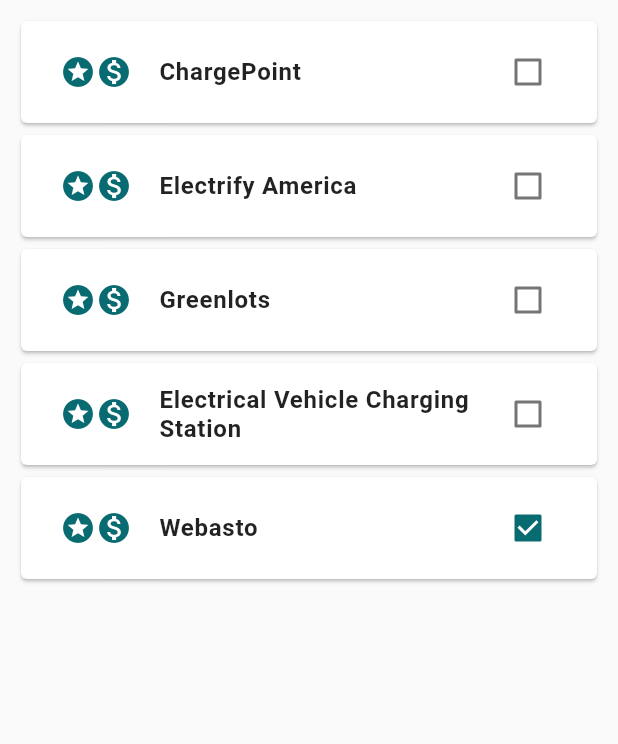
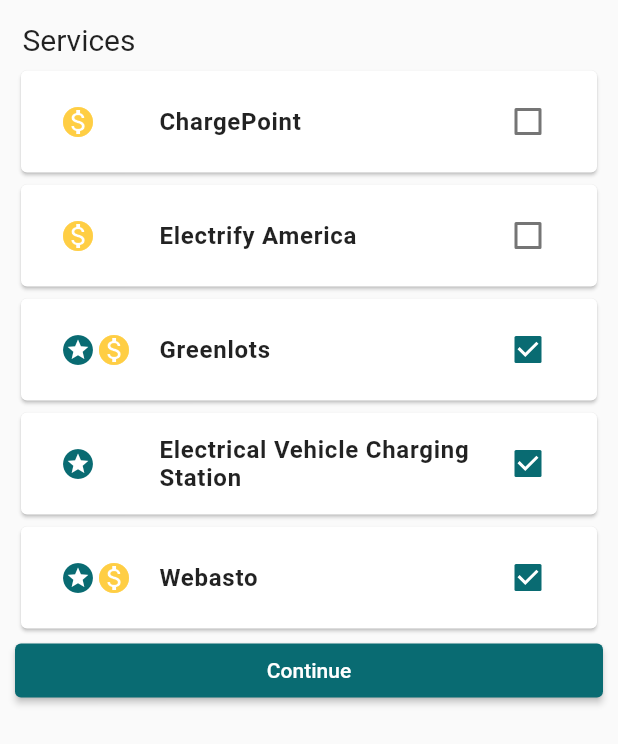
Before and after one commit to JonesParEnvorso/envorsocarcharger, a Flutter app: the ServicesList screen opened directly, on a phone screen of 412 x 824 dp. Shown: the top 744 px of the screen. Run offline on Flutter 3.47's test engine with Material 2 defaults, Android fonts, the phone set to English and light mode, and no system bars; our stand-ins replace avatar_glow, cloud_firestore, firebase_core, flutter_credit_card, google_maps_flutter, speech_to_text; missing offline and left inert: highlight_text; accounts and stored records are empty.

Commit message:
More changes to services

```diff
--- a/envorso_charging_app/lib/servicesList.dart
+++ b/envorso_charging_app/lib/servicesList.dart
@@ -32,12 +32,25 @@ class _ServicesList extends State<ServicesList> {
   List<CheckBoxListTileModel> checkBoxListTileModel =
       CheckBoxListTileModel.getServices();
 
+ goToMap(BuildContext context){
+    Navigator.push(context, MaterialPageRoute(builder: (context) => MapScreen()));
+  }
+
   @override
   Widget build(BuildContext context) {
     return Scaffold(
         body: Padding(
       padding: const EdgeInsets.all(10),
-      child: ListView.builder(
+      child: ListView(
+        children: <Widget>[
+          Container(
+                  alignment: Alignment.centerLeft,
+                  padding: const EdgeInsets.all(5),
+                  child: const Text(
+                    'Services',
+                    style: TextStyle(fontSize: 20),
+                  )),
+          ListView.builder(
           scrollDirection: Axis.vertical,
           shrinkWrap: true,
           itemCount: checkBoxListTileModel.length,
@@ -69,23 +82,41 @@ class _ServicesList extends State<ServicesList> {
                           height: 50,
                           width: 50,
                           child: Row(
-                          children: <Widget>[
+                            children: [
+                              if (checkBoxListTileModel[index].local) ...[
                                 Icon(
                                   Icons.stars,
                                   color: Color(0xff096B72),
                                 ),
+                              ],
+                              if (checkBoxListTileModel[index].money) ...[
                                 Icon(
                                   Icons.monetization_on,
-                          color: Color(0xff096B72),
-                        )],
+                                  color: Color(0xffffce44),
+                                ),
+                              ],
+                            ],
                           )),
                     )
+
                   ],
                 ),
               ),
             );
           }),
-    ));
+          Container(
+                  // continue button
+
+                  child: ElevatedButton(
+                    onPressed: () => goToMap(context),
+                    child: const Text("Continue"),
+                    style: ButtonStyle(
+                      backgroundColor:
+                          MaterialStateProperty.all(Color(0xff096B72)),
+                    ),
+                  )),
+          ])),
+    );
   }
 
   void itemChange(bool? val, int index) {
@@ -129,14 +160,14 @@ class CheckBoxListTileModel {
         local: true,
         money: true,
         title: 'Greenlots',
-        isCheck: false,
+        isCheck: true,
       ),
       CheckBoxListTileModel(
         id: 4,
         local: true,
         money: false,
         title: 'Electrical Vehicle Charging Station',
-        isCheck: false,
+        isCheck: true,
       ),
       CheckBoxListTileModel(
         id: 5,
```
Lines whose indentation alone changed are shown as unchanged.
